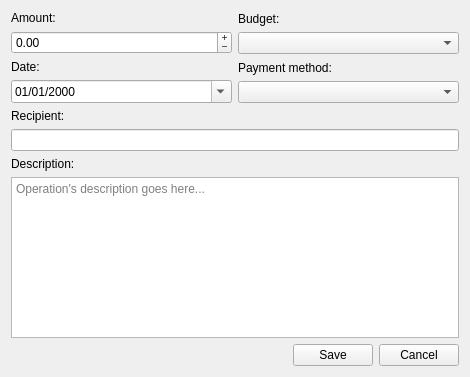
The window that picsou/ui/dialogs/operationeditor.ui (koromodako/picsou) describes before a commit, drawn with Qt 5.
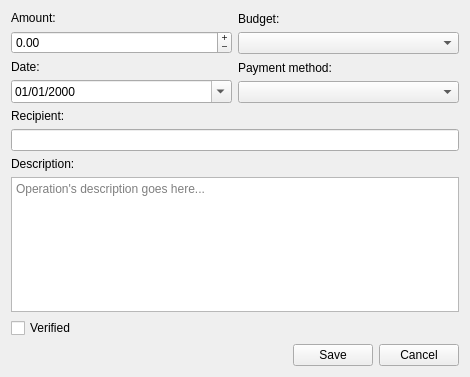
The same window after the commit. Icons and pictures are not drawn.

```diff
--- a/picsou/ui/dialogs/operationeditor.ui
+++ b/picsou/ui/dialogs/operationeditor.ui
@@ -139,6 +139,13 @@
      </property>
     </widget>
    </item>
+   <item>
+    <widget class="QCheckBox" name="verified">
+     <property name="text">
+      <string>Verified</string>
+     </property>
+    </widget>
+   </item>
    <item>
     <spacer name="verticalSpacer">
      <property name="orientation">
```
